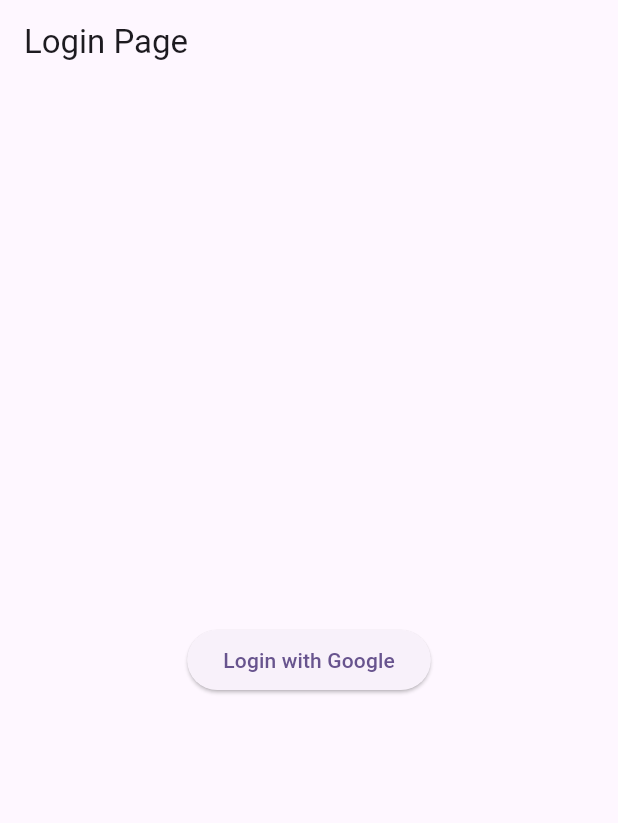
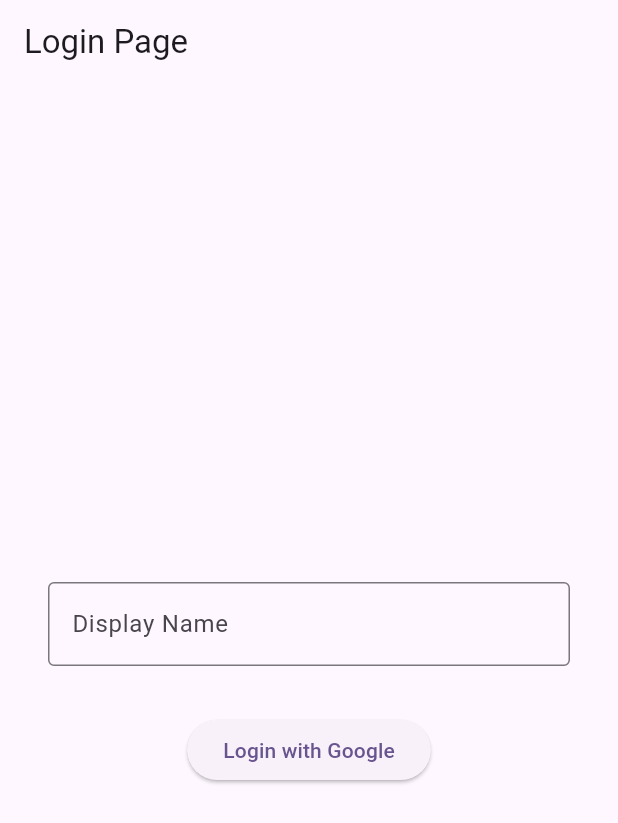
Before and after one commit to claustra01/3TapLive-flutter, a Flutter app: the AuthPage screen opened directly, on a phone screen of 412 x 824 dp. Shown: the top 823 px of the screen. Run offline on Flutter 3.47's test engine with Material 2 defaults, Android fonts, the phone set to English and light mode, and no system bars; our stand-ins replace firebase_auth, firebase_core, flutter_dotenv, flutter_riverpod, google_sign_in, permission_handler; missing offline and left inert: agora_rtc_engine; accounts and stored records are empty; generated files the repository leaves out were written again.

Commit message:
:zap: user display name

```diff
--- a/lib/view/auth.dart
+++ b/lib/view/auth.dart
@@ -15,6 +15,8 @@ class AuthPage extends ConsumerStatefulWidget {
 
 class AuthPageState extends ConsumerState<AuthPage> {
 
+  final nameController = TextEditingController();
+
   void _loginWithGoogle() async {
     try {
       final GoogleSignInAccount? googleUser = await GoogleSignIn().signIn();
@@ -25,6 +27,8 @@ class AuthPageState extends ConsumerState<AuthPage> {
       );
       User? user =  (await FirebaseAuth.instance.signInWithCredential(credential)).user;
       if (user != null) {
+        // set user display name
+        await user.updateDisplayName(nameController.text);
         // route to home
         if (!mounted) return;
         Navigator.pushReplacement(context, MaterialPageRoute(builder: (context) => const HomePage()));
@@ -43,9 +47,24 @@ class AuthPageState extends ConsumerState<AuthPage> {
         title: const Text('Login Page')
       ),
       body: Center(
-        child: ElevatedButton(
-          onPressed: _loginWithGoogle,
-          child: const Text('Login with Google')
+        child: Column(
+          mainAxisAlignment: MainAxisAlignment.center,
+          children: <Widget>[
+            Container(
+              padding: const EdgeInsets.all(32),
+              child: TextField(
+                decoration: const InputDecoration(
+                  label: Text('Display Name'),
+                  border: OutlineInputBorder(),
+                ),
+                controller: nameController,
+              ),
+            ),
+            ElevatedButton(
+              onPressed: _loginWithGoogle,
+              child: const Text('Login with Google')
+            ),
+          ],
         ),
       ),
     );
```
